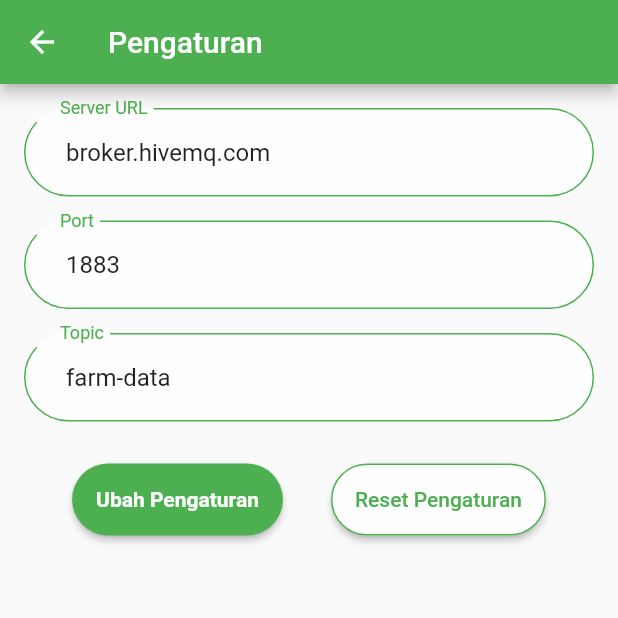
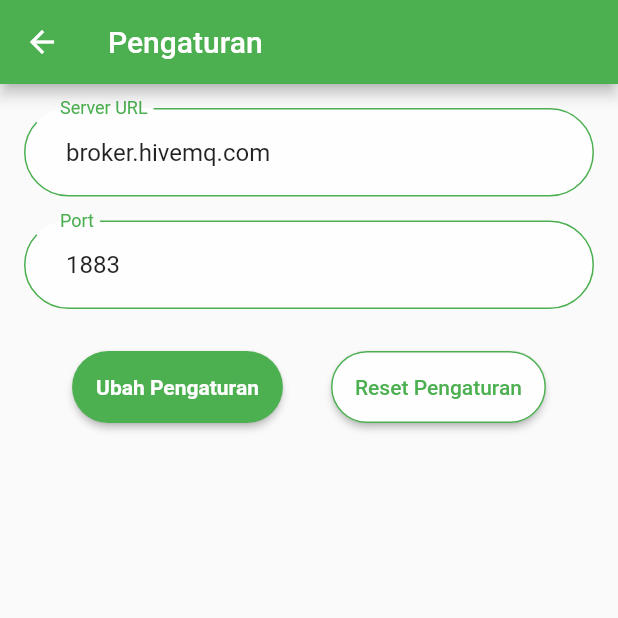
Before and after one commit to muhrizky-a/flutter-smart-farm, a Flutter app: the SettingsPage screen opened directly, after a tap on "Ubah Pengaturan", after a tap on the "settings" icon, on a phone screen of 412 x 824 dp, the top half of it. Run offline on Flutter 3.47's test engine with Material 2 defaults, Android fonts, the phone set to English and light mode, and no system bars; our stand-ins replace bloc, flutter_bloc, shared_preferences; missing offline and left inert: mqtt_client; accounts and stored records are empty.

Commit message:
remove: topic settings

```diff
--- a/lib/pages/settings_page.dart
+++ b/lib/pages/settings_page.dart
@@ -18,7 +18,7 @@ class _SettingsPageState extends State<SettingsPage> {
       GlobalKey<ScaffoldMessengerState>();
   final TextEditingController serverController = TextEditingController();
   final TextEditingController portController = TextEditingController();
-  final TextEditingController topicController = TextEditingController();
+  // final TextEditingController topicController = TextEditingController();
 
   @override
   void initState() {
@@ -30,7 +30,7 @@ class _SettingsPageState extends State<SettingsPage> {
   void dispose() {
     serverController.dispose();
     portController.dispose();
-    topicController.dispose();
+    // topicController.dispose();
 
     super.dispose();
   }
@@ -42,8 +42,8 @@ class _SettingsPageState extends State<SettingsPage> {
     int port = await ServerUtils.getPort();
     portController.text = port.toString();
 
-    String topic = await ServerUtils.getTopic();
-    topicController.text = topic.toString();
+    // String topic = await ServerUtils.getTopic();
+    // topicController.text = topic.toString();
   }
 
   List<Widget> form() {
@@ -61,13 +61,13 @@ class _SettingsPageState extends State<SettingsPage> {
         hintText: "",
         keyboardType: TextInputType.number,
       ),
-      const SizedBox(height: 16),
-      LabelTextField(
-        text: "Topic",
-        controller: topicController,
-        hintText: "",
-        keyboardType: TextInputType.name,
-      ),
+      // const SizedBox(height: 16),
+      // LabelTextField(
+      //   text: "Topic",
+      //   controller: topicController,
+      //   hintText: "",
+      //   keyboardType: TextInputType.name,
+      // ),
     ];
   }
 
@@ -76,7 +76,7 @@ class _SettingsPageState extends State<SettingsPage> {
       onPressed: () async {
         await ServerUtils.setServerURL(serverController.text);
         await ServerUtils.setPort(int.tryParse(portController.text) ?? 1883);
-        await ServerUtils.setTopic(topicController.text);
+        // await ServerUtils.setTopic(topicController.text);
 
         if (context.mounted) {
           // context.read<FarmDataCubit>().setService(
```
